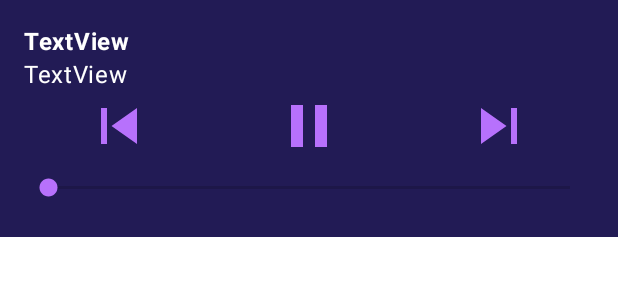
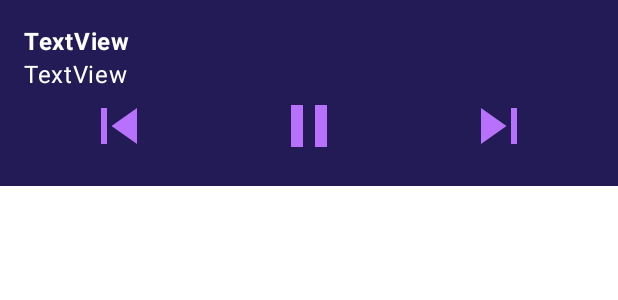
Before and after one commit to JoseCruzMV/MusicPlayer, an Android app: the layout notification_layout.xml on its own in the app's theme, with its tools: preview values and no code run, on a phone screen of 412 x 824 dp. Shown: the top 300 px of the screen. Run offline under Robolectric (Android 15) with nearby library versions, the phone set to English and light mode, and no system bars.

Commit message:
Added. Showing regular notification with the title and artist of the song

```diff
--- a/app/build.gradle
+++ b/app/build.gradle
@@ -74,4 +74,8 @@ dependencies {
     // Glide
     implementation 'com.github.bumptech.glide:glide:4.13.2'
     annotationProcessor 'com.github.bumptech.glide:compiler:4.13.2'
+
+    // Media
+    implementation "androidx.media:media:1.6.0"
+
 }
--- a/app/src/main/res/layout/notification_layout.xml
+++ b/app/src/main/res/layout/notification_layout.xml
@@ -12,14 +12,14 @@
         style="@style/TextTheme"
         android:layout_width="match_parent"
         android:layout_height="wrap_content"
-        tools:text="TextView" />
+        android:text="TextView" />
 
     <TextView
         android:id="@+id/tv_notification_song_artist"
         style="@style/LightTextTheme"
         android:layout_width="match_parent"
         android:layout_height="wrap_content"
-        tools:text="TextView" />
+        android:text="TextView" />
 
     <LinearLayout
         android:layout_width="match_parent"
@@ -54,14 +54,4 @@
             app:srcCompat="@drawable/ic_skip_next"
             app:tint="@color/secondary" />
     </LinearLayout>
-
-    <SeekBar
-        android:id="@+id/sb_notification_progress"
-        android:layout_width="match_parent"
-        android:layout_height="wrap_content"
-        android:padding="@dimen/widget_padding"
-        app:layout_constraintEnd_toStartOf="@+id/tv_total_time"
-        app:layout_constraintHorizontal_bias="0.5"
-        app:layout_constraintStart_toEndOf="@+id/tv_current_time"
-        app:layout_constraintTop_toTopOf="@+id/tv_current_time" />
 </LinearLayout>
--- a/app/src/main/res/values/strings.xml
+++ b/app/src/main/res/values/strings.xml
@@ -9,4 +9,6 @@
     <string name="pause_play_button_description">Pause / Play button</string>
     <string name="previous_song_button_description">Previous Song button</string>
     <string name="skip_song_button_description">Next Song Button</string>
+    <string name="channel_name">MusicPlayer Notification</string>
+    <string name="channel_description">Shows the control of music player</string>
 </resources>
```
Also changed, not shown: app/src/main/java/com/example/musicplayer/core/CreateNotification.kt (added, +71 -0 lines), app/src/main/java/com/example/musicplayer/ui/view/SongsPlayerFragment.kt (+35 -2 lines).
